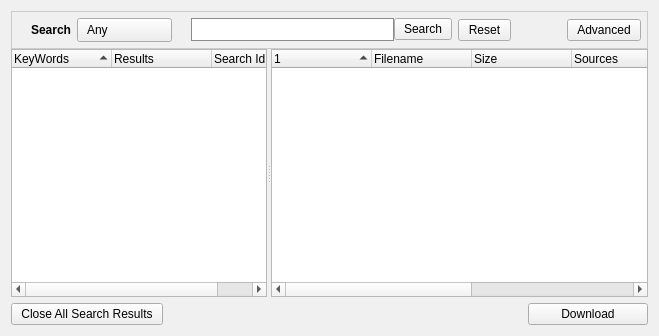
Old version of the form retroshare-gui/src/gui/SearchDialog.ui in the repository RetroShare/RetroShare.
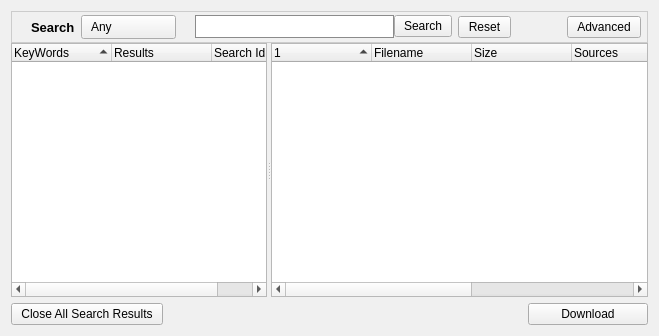
New version of the form. Icons and pictures are not drawn. Custom widgets are drawn as their Qt base class.

```diff
--- a/retroshare-gui/src/gui/SearchDialog.ui
+++ b/retroshare-gui/src/gui/SearchDialog.ui
@@ -550,7 +550,7 @@
      <property name="maximumSize">
       <size>
        <width>16777215</width>
-       <height>38</height>
+       <height>32</height>
       </size>
      </property>
      <property name="styleSheet">
@@ -784,8 +784,8 @@
        <widget class="QLabel" name="label">
         <property name="maximumSize">
          <size>
-          <width>24</width>
-          <height>24</height>
+          <width>22</width>
+          <height>22</height>
          </size>
         </property>
         <property name="text">
@@ -803,6 +803,8 @@
        <widget class="QLabel" name="label_2">
         <property name="font">
          <font>
+          <family>Arial</family>
+          <pointsize>10</pointsize>
           <weight>75</weight>
           <bold>true</bold>
          </font>
```
